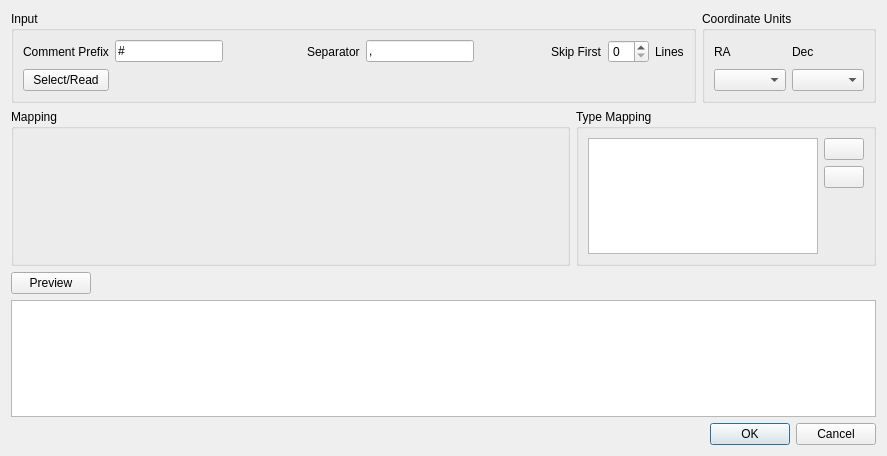
KDE/kstars, file kstars/dialogs/catalogcsvimport.ui: the form before one commit.
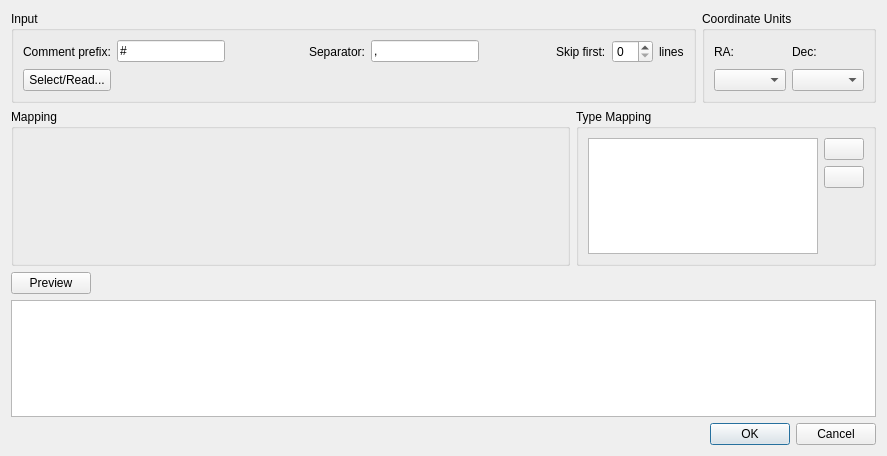
The form after the commit. Icons and pictures are not drawn.

```diff
--- a/kstars/dialogs/catalogcsvimport.ui
+++ b/kstars/dialogs/catalogcsvimport.ui
@@ -47,7 +47,7 @@
         <item row="1" column="8">
          <widget class="QLabel" name="label_3">
           <property name="text">
-           <string>Lines</string>
+           <string>lines</string>
           </property>
          </widget>
         </item>
@@ -74,14 +74,14 @@
         <item row="1" column="6">
          <widget class="QLabel" name="label_2">
           <property name="text">
-           <string>Skip First</string>
+           <string>Skip first:</string>
           </property>
          </widget>
         </item>
         <item row="1" column="3">
          <widget class="QLabel" name="label_4">
           <property name="text">
-           <string>Separator</string>
+           <string>Separator:</string>
           </property>
          </widget>
         </item>
@@ -148,14 +148,14 @@
         <item row="2" column="0">
          <widget class="QPushButton" name="file_select_button">
           <property name="text">
-           <string>Select/Read</string>
+           <string>Select/Read...</string>
           </property>
          </widget>
         </item>
         <item row="1" column="0">
          <widget class="QLabel" name="label">
           <property name="text">
-           <string>Comment Prefix</string>
+           <string>Comment prefix:</string>
           </property>
          </widget>
         </item>
@@ -175,7 +175,7 @@
             <item>
              <widget class="QLabel" name="label_6">
               <property name="text">
-               <string>RA</string>
+               <string>RA:</string>
               </property>
              </widget>
             </item>
@@ -189,7 +189,7 @@
             <item>
              <widget class="QLabel" name="label_7">
               <property name="text">
-               <string>Dec</string>
+               <string>Dec:</string>
               </property>
              </widget>
             </item>
```
